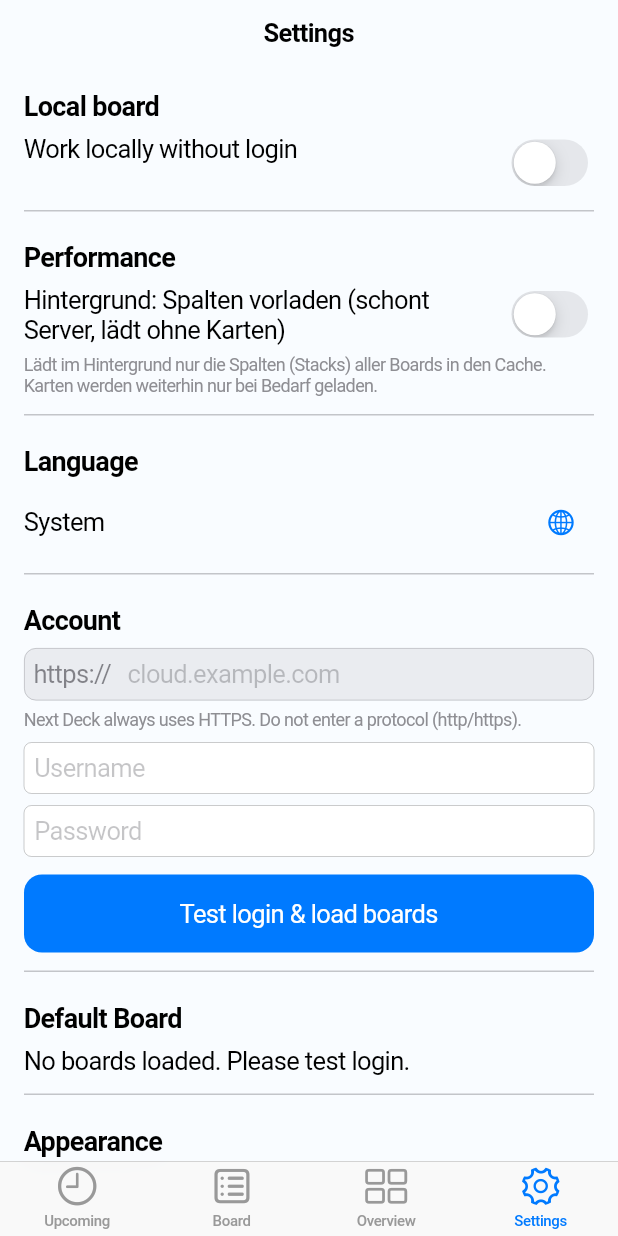
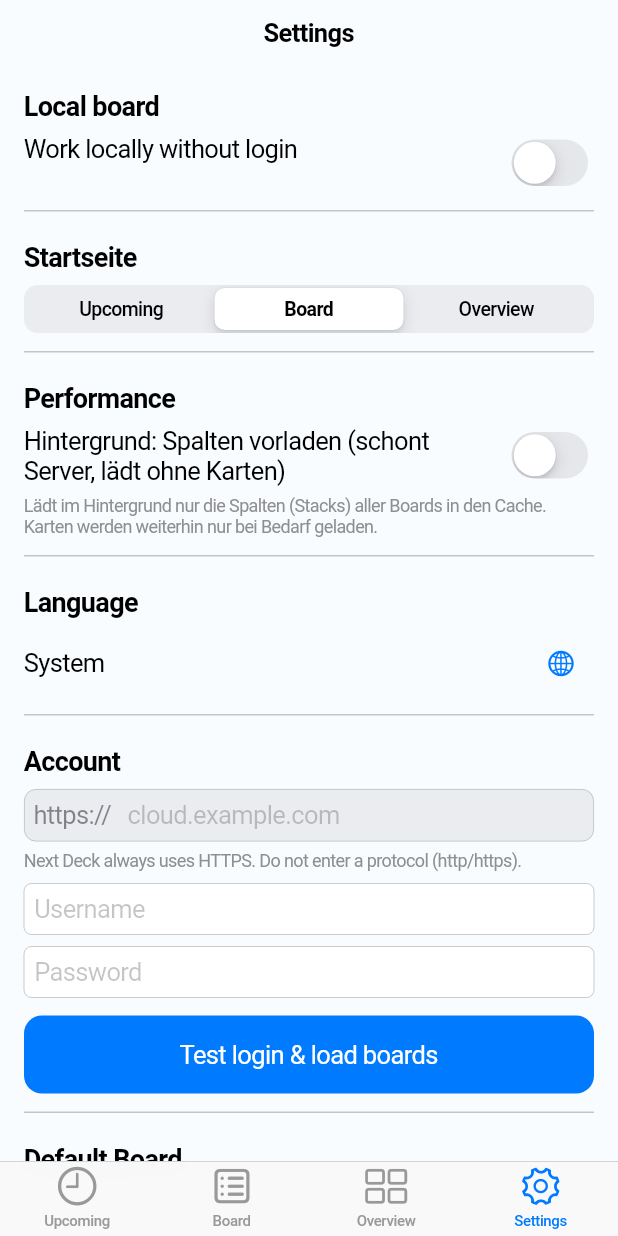
Before and after one commit to holger-dev/nextdeck, a Flutter app: the screen it shows after launch, on a phone screen of 412 x 824 dp. Run offline on Flutter 3.47's test engine with Material 3 defaults, Android fonts, the light colour scheme and no system bars; our stand-ins replace file_picker, flutter_markdown, flutter_secure_storage, hive, hive_flutter, share_plus; missing offline and left inert: markdown; accounts and stored records are empty.

Commit message:
feat(settings): startup tab preference (Upcoming/Board/Overview)\n\n- Persisted in secure storage (startup_tab)\n- Applied on init (if creds or local mode)\n- UI: sliding segmented control in settings

```diff
--- a/lib/pages/settings_page.dart
+++ b/lib/pages/settings_page.dart
@@ -191,6 +191,26 @@ class _SettingsPageState extends State<SettingsPage> {
                 ),
               ],
             ),
+            const SizedBox(height: 12),
+            const _Divider(),
+            const SizedBox(height: 20),
+            // Startup tab selection
+            Text('Startseite', style: const TextStyle(fontSize: 18, fontWeight: FontWeight.w600)),
+            const SizedBox(height: 8),
+            Builder(builder: (ctx) {
+              final options = <int, Widget>{
+                0: Text(L10n.of(ctx).navUpcoming),
+                1: Text(L10n.of(ctx).navBoard),
+                2: Text(L10n.of(ctx).overview),
+              };
+              return CupertinoSlidingSegmentedControl<int>(
+                groupValue: app.startupTabIndex,
+                children: options,
+                onValueChanged: (v) {
+                  if (v != null) context.read<AppState>().setStartupTabIndex(v);
+                },
+              );
+            }),
             const SizedBox(height: 12),
             const _Divider(),
             const SizedBox(height: 20),
```
Also changed, not shown: lib/state/app_state.dart (+14 -0 lines).
